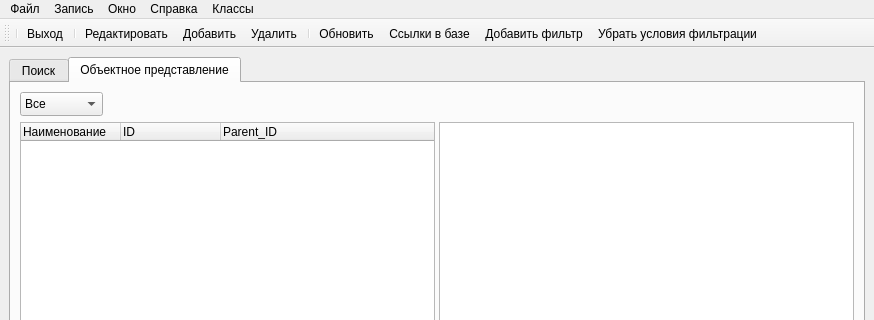
First picture: the form in mainwindow.ui, repository VladisGol/platon-accs, before the edit; both pictures show x 0 to 874 and y 0 to 320 of the 874 by 744 pixel window.
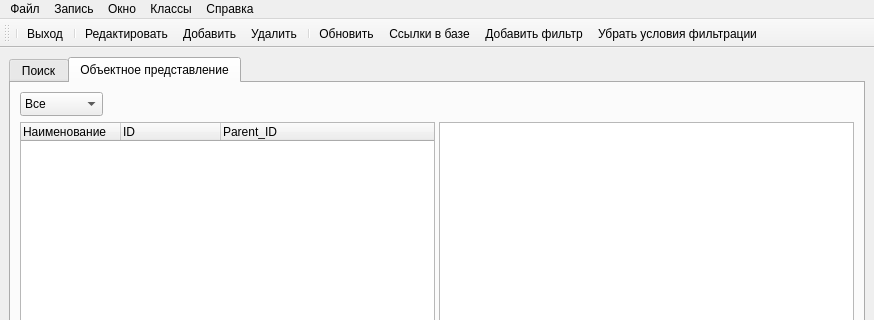
Second picture: the form after the edit. Icons and pictures are not drawn. Custom widgets are drawn as their Qt base class.

Commit message: В главной форме реализовано контекстное меню. Внесены изменения, связанные с добавлением записей по действиям с запросом объекта, над которым это действие проводится.

Diff of the .ui file:
```diff
--- a/mainwindow.ui
+++ b/mainwindow.ui
@@ -241,8 +241,8 @@
    <addaction name="menu_1"/>
    <addaction name="menu_5"/>
    <addaction name="menu_3"/>
-   <addaction name="menu_4"/>
    <addaction name="menu_2"/>
+   <addaction name="menu_4"/>
   </widget>
   <widget class="QStatusBar" name="statusbar">
    <property name="layoutDirection">
```
The commit also changes 2 other files.
